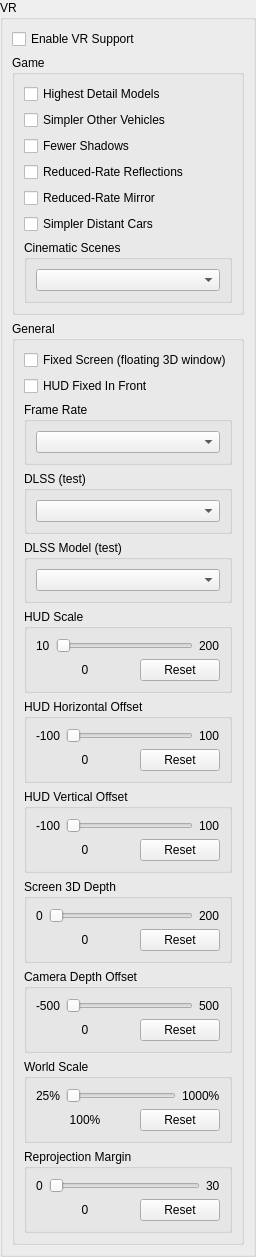
Before: the Qt Designer form rpcs3/rpcs3qt/vr_settings_widget.ui in hookmanuk/rpcs3, drawn with Qt 5.
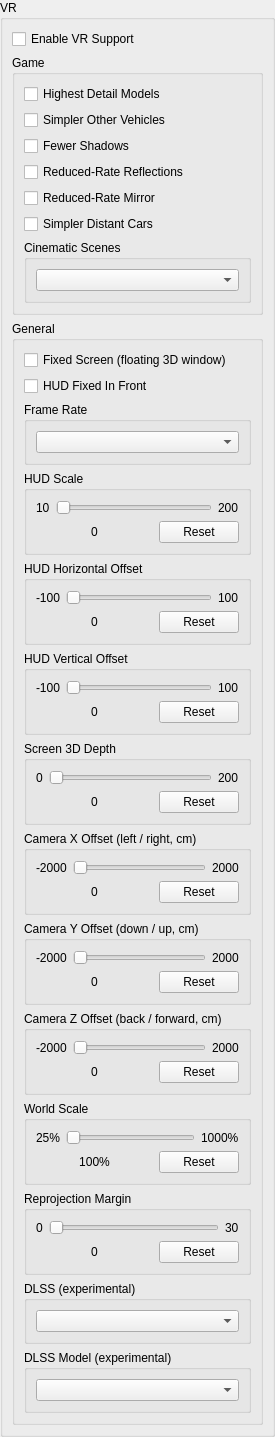
After: the same form once the commit is applied.

Commit message: VR: camera X/Y/Z offsets and shortcuts, HUD depth to 30 m; DLSS parked

```diff
--- a/rpcs3/rpcs3qt/vr_settings_widget.ui
+++ b/rpcs3/rpcs3qt/vr_settings_widget.ui
@@ -123,30 +123,6 @@
            </layout>
           </widget>
          </item>
-         <item>
-          <widget class="QGroupBox" name="gb_vrDlss">
-           <property name="title">
-            <string>DLSS (test)</string>
-           </property>
-           <layout class="QVBoxLayout" name="gb_vrDlss_layout">
-            <item>
-             <widget class="QComboBox" name="vrDlss"/>
-            </item>
-           </layout>
-          </widget>
-         </item>
-         <item>
-          <widget class="QGroupBox" name="gb_vrDlssModel">
-           <property name="title">
-            <string>DLSS Model (test)</string>
-           </property>
-           <layout class="QVBoxLayout" name="gb_vrDlssModel_layout">
-            <item>
-             <widget class="QComboBox" name="vrDlssModel"/>
-            </item>
-           </layout>
-          </widget>
-         </item>
          <item>
           <widget class="QGroupBox" name="gb_vrHudScale">
            <property name="title">
@@ -367,10 +343,120 @@
            </layout>
           </widget>
          </item>
+         <item>
+          <widget class="QGroupBox" name="gb_vrCameraX">
+           <property name="title">
+            <string>Camera X Offset (left / right, cm)</string>
+           </property>
+           <layout class="QVBoxLayout" name="gb_vrCameraX_layout">
+            <item>
+             <layout class="QHBoxLayout" name="vrCameraXLayoutTop" stretch="0,1,0">
+              <item>
+               <widget class="QLabel" name="vrCameraXMin">
+                <property name="text">
+                 <string>-2000</string>
+                </property>
+               </widget>
+              </item>
+              <item>
+               <widget class="QSlider" name="vrCameraX">
+                <property name="orientation">
+                 <enum>Qt::Orientation::Horizontal</enum>
+                </property>
+               </widget>
+              </item>
+              <item>
+               <widget class="QLabel" name="vrCameraXMax">
+                <property name="text">
+                 <string>2000</string>
+                </property>
+               </widget>
+              </item>
+             </layout>
+            </item>
+            <item>
+             <layout class="QHBoxLayout" name="vrCameraXLayoutBottom" stretch="1,0">
+              <item>
+               <widget class="QLabel" name="vrCameraXVal">
+                <property name="text">
+                 <string>0</string>
+                </property>
+                <property name="alignment">
+                 <set>Qt::AlignmentFlag::AlignCenter</set>
+                </property>
+               </widget>
+              </item>
+              <item>
+               <widget class="QPushButton" name="vrCameraXReset">
+                <property name="text">
+                 <string>Reset</string>
+                </property>
+               </widget>
+              </item>
+             </layout>
+            </item>
+           </layout>
+          </widget>
+         </item>
+         <item>
+          <widget class="QGroupBox" name="gb_vrCameraY">
+           <property name="title">
+            <string>Camera Y Offset (down / up, cm)</string>
+           </property>
+           <layout class="QVBoxLayout" name="gb_vrCameraY_layout">
+            <item>
+             <layout class="QHBoxLayout" name="vrCameraYLayoutTop" stretch="0,1,0">
+              <item>
+               <widget class="QLabel" name="vrCameraYMin">
+                <property name="text">
+                 <string>-2000</string>
+                </property>
+               </widget>
+              </item>
+              <item>
+               <widget class="QSlider" name="vrCameraY">
+                <property name="orientation">
+                 <enum>Qt::Orientation::Horizontal</enum>
+                </property>
+               </widget>
+              </item>
+              <item>
+               <widget class="QLabel" name="vrCameraYMax">
+                <property name="text">
+                 <string>2000</string>
+                </property>
+               </widget>
+              </item>
+             </layout>
+            </item>
+            <item>
+             <layout class="QHBoxLayout" name="vrCameraYLayoutBottom" stretch="1,0">
+              <item>
+               <widget class="QLabel" name="vrCameraYVal">
+                <property name="text">
+                 <string>0</string>
+                </property>
+                <property name="alignment">
+                 <set>Qt::AlignmentFlag::AlignCenter</set>
+                </property>
+               </widget>
+              </item>
+              <item>
+               <widget class="QPushButton" name="vrCameraYReset">
+                <property name="text">
+                 <string>Reset</string>
+                </property>
+               </widget>
+              </item>
+             </layout>
+            </item>
+           </layout>
+          </widget>
+         </item>
          <item>
           <widget class="QGroupBox" name="gb_vrCameraDepth">
            <property name="title">
-            <string>Camera Depth Offset</string>
+            <string>Camera Z Offset (back / forward, cm)</string>
            </property>
            <layout class="QVBoxLayout" name="gb_vrCameraDepth_layout">
             <item>
@@ -378,7 +464,7 @@
               <item>
                <widget class="QLabel" name="vrCameraDepthMin">
                 <property name="text">
-                 <string>-500</string>
+                 <string>-2000</string>
                 </property>
                </widget>
               </item>
@@ -392,7 +478,7 @@
               <item>
                <widget class="QLabel" name="vrCameraDepthMax">
                 <property name="text">
-                 <string>500</string>
+                 <string>2000</string>
                 </property>
                </widget>
               </item>
@@ -532,6 +618,30 @@
            </layout>
           </widget>
          </item>
+         <item>
+          <widget class="QGroupBox" name="gb_vrDlss">
+           <property name="title">
+            <string>DLSS (experimental)</string>
+           </property>
+           <layout class="QVBoxLayout" name="gb_vrDlss_layout">
+            <item>
+             <widget class="QComboBox" name="vrDlss"/>
+            </item>
+           </layout>
+          </widget>
+         </item>
+         <item>
+          <widget class="QGroupBox" name="gb_vrDlssModel">
+           <property name="title">
+            <string>DLSS Model (experimental)</string>
+           </property>
+           <layout class="QVBoxLayout" name="gb_vrDlssModel_layout">
+            <item>
+             <widget class="QComboBox" name="vrDlssModel"/>
+            </item>
+           </layout>
+          </widget>
+         </item>
            </layout>
           </widget>
          </item>
```
The commit also changes 21 other files.
